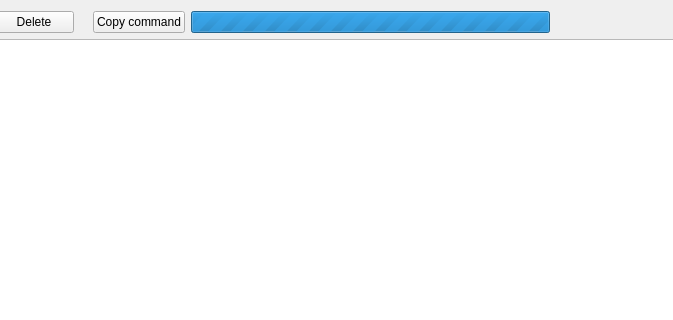
Qt form WebsiteAspire/gui/panes/WidgetDownloader.ui (icingerpower/WebsiteEmpire2) before a commit; both pictures show x 196 to 869 and y 0 to 320 of the 1115 by 681 pixel window.
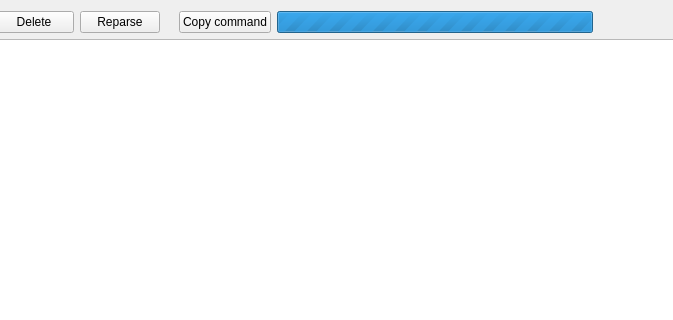
The same form after that commit.

Commit message: Improved parsing by adding a reparse feature.

```diff
--- a/WebsiteAspire/gui/panes/WidgetDownloader.ui
+++ b/WebsiteAspire/gui/panes/WidgetDownloader.ui
@@ -46,6 +46,13 @@
        </property>
       </widget>
      </item>
+     <item>
+      <widget class="QPushButton" name="buttonReparse">
+       <property name="text">
+        <string>Reparse</string>
+       </property>
+      </widget>
+     </item>
      <item>
       <widget class="QLabel" name="labelDownloadQuantities">
        <property name="text">
```
Left out of the diff: 6 changed lines with no effect on the pictures. The commit also changes 14 other files.
